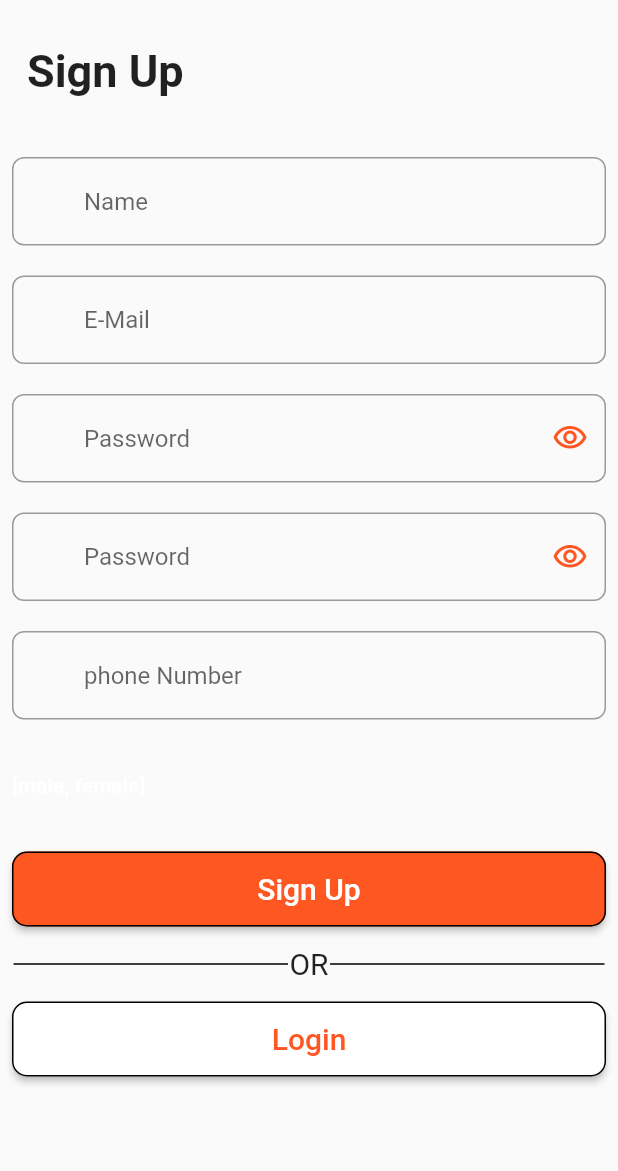
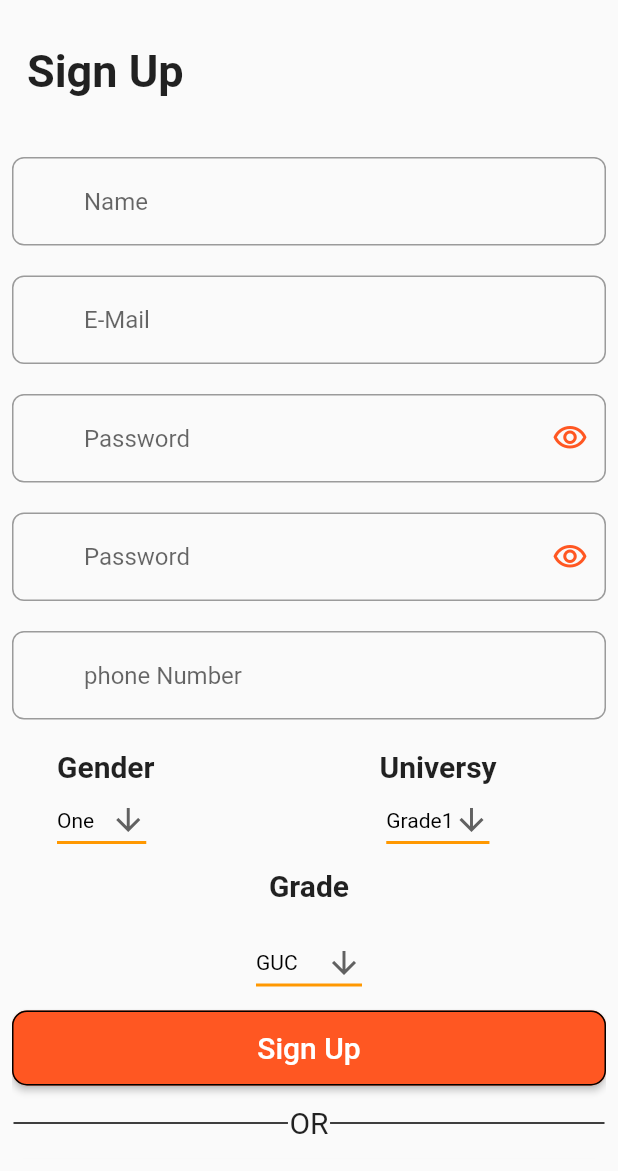
Before and after one commit to mohamedadel29/WorkShopOdc, a Flutter app: the SignUp screen opened directly, on a phone screen of 412 x 824 dp, the part 65-1236 px from its top. Run offline on Flutter 3.47's test engine with Material 2 defaults, Android fonts, the phone set to English and light mode, and no system bars; our stand-ins replace bloc, conditional_builder_null_safety, dio, easy_splash_screen, flutter_bloc, flutter_html and 5 more.

Commit message:
third editing

```diff
--- a/lib/View/page/Signup.dart
+++ b/lib/View/page/Signup.dart
@@ -2,6 +2,7 @@ import 'package:conditional_builder_null_safety/conditional_builder_null_safety.
 import 'package:flutter/material.dart';
 import 'package:flutter_bloc/flutter_bloc.dart';
 import 'package:workshop/View/componet/core.dart';
+import 'package:workshop/View/page/dropdown.dart';
 import 'package:workshop/View/page/home.dart';
 import 'package:workshop/View/page/login.dart';
 import 'package:workshop/View/page/navbar.dart';
@@ -101,18 +102,42 @@ class SignUp extends StatelessWidget {
                   SizedBox(height: 20,),
                   defualtTextFormField(controller:phonecontroller,validate: (String? value){if(value!.isEmpty){return 'enter your phone';}}, hint: 'phone Number'),
                   SizedBox(height: 20,),
-                  DropdownMenuItem(
-                    value: list,
-                      child:  Text(
-                        "${list}",
-                        style: const TextStyle(
-                          fontSize: 14,
-                          fontWeight: FontWeight.bold,
-                          color: Colors.white,
-                        ),
+                  Row(
+                    children: [
+                      Padding(
+                        padding: const EdgeInsets.only(left: 30.0),
+                        child: Text('Gender',style: TextStyle(fontSize: 20,fontWeight: FontWeight.bold),),
+                      ),
+                      Padding(
+                        padding: const EdgeInsets.only(left: 150.0),
+                        child: Text('Universy',style: TextStyle(fontSize: 20,fontWeight:FontWeight.bold ),),
+                      )
+                    ],
                   ),
+                  Row(
+                    children: [
+                      Padding(
+                        padding: const EdgeInsets.only(left: 30.0),
+                        child: DropdownButtonExample(),
+                      ),
+                      Padding(
+                        padding: const EdgeInsets.only(left: 160),
+                        child: DropdownButtonExample2(),
+                      )
+                    ],
                   ),
-                  SizedBox(height: 20,),
+                  Column(
+                    children: [
+                      Padding(
+                        padding: const EdgeInsets.all(8.0),
+                        child: Text('Grade',style: TextStyle(fontSize: 20,fontWeight: FontWeight.bold),),
+                      ),
+                      Padding(
+                        padding: const EdgeInsets.all(8.0),
+                        child:DropdownButtonExample3(),
+                      ),
+                    ],
+                  ),
                   ConditionalBuilder(
                     condition: state is! RegisterLoadingState,
                     builder: (context
--- a/lib/View/page/dropdown.dart
+++ b/lib/View/page/dropdown.dart
@@ -0,0 +1,120 @@
+import 'package:flutter/material.dart';
+
+const List<String> list = <String>['One', 'Two', 'Three', 'Four'];
+const List<String> list2 = <String>['Grade1', 'Grade2', 'Grade3', 'Grade4'];
+const List<String> list3 = <String>['GUC', 'ELU', 'AUC', 'Helwan'];
+
+class DropdownButtonExample extends StatefulWidget {
+  const DropdownButtonExample({super.key});
+
+  @override
+  State<DropdownButtonExample> createState() => _DropdownButtonExampleState();
+}
+
+class _DropdownButtonExampleState extends State<DropdownButtonExample> {
+  String dropdownValue = list.first;
+
+  @override
+  Widget build(BuildContext context) {
+    return DropdownButton<String>(
+      value: dropdownValue,
+      icon: const Icon(Icons.arrow_downward),
+      elevation: 16,
+      style: const TextStyle(color: Colors.black),
+      underline: Container(
+        // decoration: BoxDecoration(borderRadius: BorderRadius.circular(8.0)),
+        height: 2,
+        color: Colors.orange,
+      ),
+      onChanged: (String? value) {
+        // This is called when the user selects an item.
+        setState(() {
+          dropdownValue = value!;
+        });
+      },
+      items: list.map<DropdownMenuItem<String>>((String value) {
+        return DropdownMenuItem<String>(
+          value: value,
+          child: Text(value),
+        );
+      }).toList(),
+    );
+  }
+}
+
+
+class DropdownButtonExample2 extends StatefulWidget {
+  const DropdownButtonExample2({super.key});
+
+  @override
+  State<DropdownButtonExample2> createState() => _DropdownButtonExampleState2();
+}
+
+class _DropdownButtonExampleState2 extends State<DropdownButtonExample2> {
+  String dropdownValue = list2.first;
+
+  @override
+  Widget build(BuildContext context) {
+    return DropdownButton<String>(
+      value: dropdownValue,
+      icon: const Icon(Icons.arrow_downward),
+      elevation: 16,
+      style: const TextStyle(color: Colors.black),
+      underline: Container(
+        // decoration: BoxDecoration(borderRadius: BorderRadius.circular(8.0)),
+        height: 2,
+        color: Colors.orange,
+      ),
+      onChanged: (String? value) {
+        // This is called when the user selects an item.
+        setState(() {
+          dropdownValue = value!;
+        });
+      },
+      items: list2.map<DropdownMenuItem<String>>((String value) {
+        return DropdownMenuItem<String>(
+          value: value,
+          child: Text(value),
+        );
+      }).toList(),
+    );
+  }
+}
+
+class DropdownButtonExample3 extends StatefulWidget {
+  const DropdownButtonExample3({super.key});
+
+  @override
+  State<DropdownButtonExample3> createState() => _DropdownButtonExampleState3();
+}
+
+class _DropdownButtonExampleState3 extends State<DropdownButtonExample3> {
+  String dropdownValue = list3.first;
+
+  @override
+  Widget build(BuildContext context) {
+    return DropdownButton<String>(
+      value: dropdownValue,
+      icon: const Icon(Icons.arrow_downward),
+      elevation: 16,
+      style: const TextStyle(color: Colors.black),
+      underline: Container(
+        // decoration: BoxDecoration(borderRadius: BorderRadius.circular(8.0)),
+        height: 2,
+        color: Colors.orange,
+      ),
+      onChanged: (String? value) {
+        // This is called when the user selects an item.
+        setState(() {
+          dropdownValue = value!;
+        });
+      },
+      items: list3.map<DropdownMenuItem<String>>((String value) {
+        return DropdownMenuItem<String>(
+          value: value,
+          child: Text(value),
+        );
+      }).toList(),
+    );
+  }
+}
```
Also changed, not shown: lib/View/page/splashscreen.dart (+36 -21 lines), lib/View/page/term_condition.dart (+8 -0 lines), lib/main.dart (+1 -43 lines).
